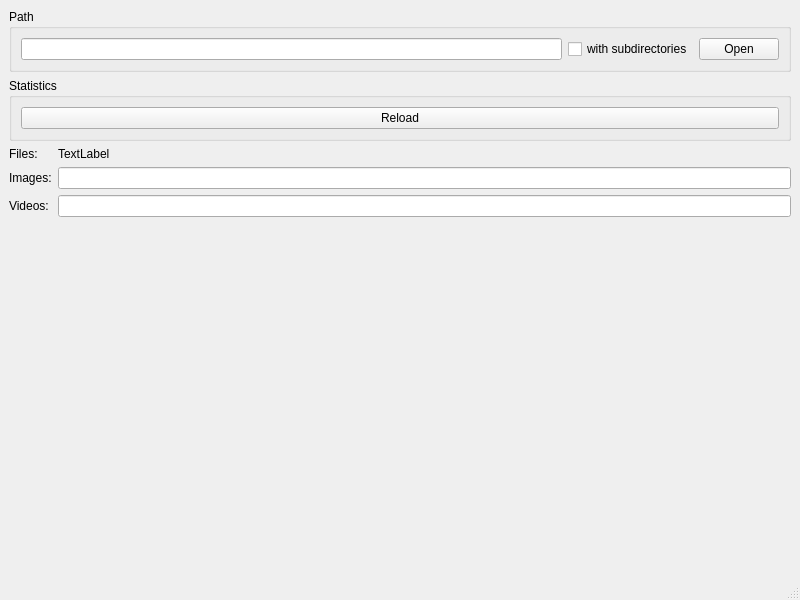
The window that src/nomoremess.ui (SeriousRedCat/no-more-mess) describes before a commit, drawn with Qt 5.
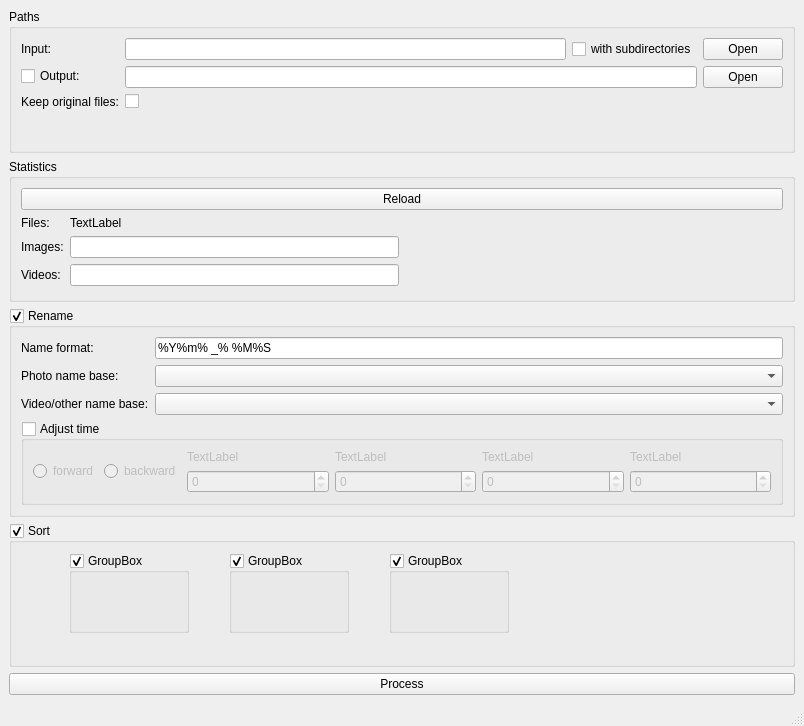
The same window after the commit. Custom widgets are drawn as their Qt base class.

Patch:
```diff
--- a/src/nomoremess.ui
+++ b/src/nomoremess.ui
@@ -6,8 +6,8 @@
    <rect>
     <x>0</x>
     <y>0</y>
-    <width>800</width>
-    <height>600</height>
+    <width>804</width>
+    <height>726</height>
    </rect>
   </property>
   <property name="windowTitle">
@@ -16,12 +16,21 @@
   <widget class="QWidget" name="centralwidget">
    <layout class="QVBoxLayout" name="verticalLayout">
     <item>
-     <widget class="QGroupBox" name="groupBox">
+     <widget class="QGroupBox" name="pathsGroupBox">
       <property name="title">
-       <string>Path</string>
+       <string>Paths</string>
       </property>
-      <layout class="QHBoxLayout" name="horizontalLayout_2">
+      <layout class="QVBoxLayout" name="verticalLayout_7">
        <item>
+        <layout class="QFormLayout" name="formLayout_3">
+         <item row="0" column="0">
+          <widget class="QLabel" name="inputLabel">
+           <property name="text">
+            <string>Input:</string>
+           </property>
+          </widget>
+         </item>
+         <item row="0" column="1">
         <layout class="QHBoxLayout" name="horizontalLayout">
          <item>
           <widget class="QLineEdit" name="pathLineEdit"/>
@@ -42,6 +51,39 @@
          </item>
         </layout>
        </item>
+         <item row="1" column="0">
+          <widget class="QCheckBox" name="outputCheckBox">
+           <property name="text">
+            <string>Output:</string>
+           </property>
+          </widget>
+         </item>
+         <item row="1" column="1">
+          <layout class="QHBoxLayout" name="horizontalLayout_2">
+           <item>
+            <widget class="QLineEdit" name="pathLineEdit_2"/>
+           </item>
+           <item>
+            <widget class="QPushButton" name="openPathButton_2">
+             <property name="text">
+              <string>Open</string>
+             </property>
+            </widget>
+           </item>
+          </layout>
+         </item>
+         <item row="2" column="0">
+          <widget class="QLabel" name="keepOriginalFilesLabel">
+           <property name="text">
+            <string>Keep original files:</string>
+           </property>
+          </widget>
+         </item>
+         <item row="2" column="1">
+          <widget class="QCheckBox" name="keepOriginalFilesCheckBox"/>
+         </item>
+        </layout>
+       </item>
       </layout>
      </widget>
     </item>
@@ -62,9 +104,8 @@
          </item>
         </layout>
        </item>
-      </layout>
-     </widget>
-    </item>
+       <item>
+        <layout class="QHBoxLayout" name="horizontalLayout_4">
     <item>
      <layout class="QFormLayout" name="formLayout">
       <item row="0" column="0">
@@ -104,18 +145,233 @@
      </layout>
     </item>
     <item>
-     <spacer name="verticalSpacer">
+          <spacer name="horizontalSpacer">
       <property name="orientation">
-       <enum>Qt::Vertical</enum>
+            <enum>Qt::Horizontal</enum>
       </property>
       <property name="sizeHint" stdset="0">
        <size>
-        <width>20</width>
-        <height>40</height>
+             <width>40</width>
+             <height>20</height>
        </size>
       </property>
      </spacer>
     </item>
+         <item>
+          <widget class="QChartView" name="widget" native="true"/>
+         </item>
+        </layout>
+       </item>
+      </layout>
+     </widget>
+    </item>
+    <item>
+     <widget class="QGroupBox" name="renameGroupBox">
+      <property name="title">
+       <string>Rename</string>
+      </property>
+      <property name="checkable">
+       <bool>true</bool>
+      </property>
+      <layout class="QVBoxLayout" name="verticalLayout_8">
+       <item>
+        <layout class="QFormLayout" name="formLayout_2">
+         <item row="0" column="0">
+          <widget class="QLabel" name="nameFormatLabel">
+           <property name="text">
+            <string>Name format:</string>
+           </property>
+          </widget>
+         </item>
+         <item row="0" column="1">
+          <widget class="QLineEdit" name="nameFormatLineEdit">
+           <property name="inputMask">
+            <string>%Y%m%d_%H%M%S</string>
+           </property>
+          </widget>
+         </item>
+         <item row="1" column="0">
+          <widget class="QLabel" name="photoNameBaseLabel">
+           <property name="text">
+            <string>Photo name base:</string>
+           </property>
+          </widget>
+         </item>
+         <item row="1" column="1">
+          <widget class="QComboBox" name="photoNameBaseComboBox"/>
+         </item>
+         <item row="2" column="0">
+          <widget class="QLabel" name="videoOtherNameBaseLabel">
+           <property name="text">
+            <string>Video/other name base:</string>
+           </property>
+          </widget>
+         </item>
+         <item row="2" column="1">
+          <widget class="QComboBox" name="videoOtherNameBaseComboBox"/>
+         </item>
+        </layout>
+       </item>
+       <item>
+        <widget class="QGroupBox" name="groupBox_3">
+         <property name="title">
+          <string>Adjust time</string>
+         </property>
+         <property name="checkable">
+          <bool>true</bool>
+         </property>
+         <property name="checked">
+          <bool>false</bool>
+         </property>
+         <layout class="QHBoxLayout" name="horizontalLayout_6">
+          <item>
+           <layout class="QHBoxLayout" name="horizontalLayout_5">
+            <item>
+             <widget class="QRadioButton" name="forwardRButton">
+              <property name="text">
+               <string>forward</string>
+              </property>
+             </widget>
+            </item>
+            <item>
+             <widget class="QRadioButton" name="backwardRButton">
+              <property name="text">
+               <string>backward</string>
+              </property>
+             </widget>
+            </item>
+           </layout>
+          </item>
+          <item>
+           <layout class="QVBoxLayout" name="verticalLayout_3">
+            <item>
+             <widget class="QLabel" name="label_2">
+              <property name="text">
+               <string>TextLabel</string>
+              </property>
+             </widget>
+            </item>
+            <item>
+             <widget class="QSpinBox" name="spinBox"/>
+            </item>
+           </layout>
+          </item>
+          <item>
+           <layout class="QVBoxLayout" name="verticalLayout_4">
+            <item>
+             <widget class="QLabel" name="label_3">
+              <property name="text">
+               <string>TextLabel</string>
+              </property>
+             </widget>
+            </item>
+            <item>
+             <widget class="QSpinBox" name="spinBox_2"/>
+            </item>
+           </layout>
+          </item>
+          <item>
+           <layout class="QVBoxLayout" name="verticalLayout_5">
+            <item>
+             <widget class="QLabel" name="label_4">
+              <property name="text">
+               <string>TextLabel</string>
+              </property>
+             </widget>
+            </item>
+            <item>
+             <widget class="QSpinBox" name="spinBox_3"/>
+            </item>
+           </layout>
+          </item>
+          <item>
+           <layout class="QVBoxLayout" name="verticalLayout_6">
+            <item>
+             <widget class="QLabel" name="label_5">
+              <property name="text">
+               <string>TextLabel</string>
+              </property>
+             </widget>
+            </item>
+            <item>
+             <widget class="QSpinBox" name="spinBox_4"/>
+            </item>
+           </layout>
+          </item>
+         </layout>
+        </widget>
+       </item>
+      </layout>
+     </widget>
+    </item>
+    <item>
+     <widget class="QGroupBox" name="sortGroupBox">
+      <property name="title">
+       <string>Sort</string>
+      </property>
+      <property name="flat">
+       <bool>false</bool>
+      </property>
+      <property name="checkable">
+       <bool>true</bool>
+      </property>
+      <widget class="QGroupBox" name="groupBox">
+       <property name="geometry">
+        <rect>
+         <x>60</x>
+         <y>30</y>
+         <width>120</width>
+         <height>80</height>
+        </rect>
+       </property>
+       <property name="title">
+        <string>GroupBox</string>
+       </property>
+       <property name="checkable">
+        <bool>true</bool>
+       </property>
+      </widget>
+      <widget class="QGroupBox" name="groupBox_4">
+       <property name="geometry">
+        <rect>
+         <x>220</x>
+         <y>30</y>
+         <width>120</width>
+         <height>80</height>
+        </rect>
+       </property>
+       <property name="title">
+        <string>GroupBox</string>
+       </property>
+       <property name="checkable">
+        <bool>true</bool>
+       </property>
+      </widget>
+      <widget class="QGroupBox" name="groupBox_5">
+       <property name="geometry">
+        <rect>
+         <x>380</x>
+         <y>30</y>
+         <width>120</width>
+         <height>80</height>
+        </rect>
+       </property>
+       <property name="title">
+        <string>GroupBox</string>
+       </property>
+       <property name="checkable">
+        <bool>true</bool>
+       </property>
+      </widget>
+     </widget>
+    </item>
+    <item>
+     <widget class="QPushButton" name="doMagicButton">
+      <property name="text">
+       <string>Process</string>
+      </property>
+     </widget>
+    </item>
    </layout>
   </widget>
   <widget class="QMenuBar" name="menubar">
@@ -130,6 +386,14 @@
   </widget>
   <widget class="QStatusBar" name="statusbar"/>
  </widget>
+ <customwidgets>
+  <customwidget>
+   <class>QChartView</class>
+   <extends>QWidget</extends>
+   <header>QtCharts</header>
+   <container>1</container>
+  </customwidget>
+ </customwidgets>
  <resources/>
  <connections/>
 </ui>
```
Left out of the diff: 2 changed lines with no effect on the pictures. Lines whose indentation alone changed are shown as unchanged.
